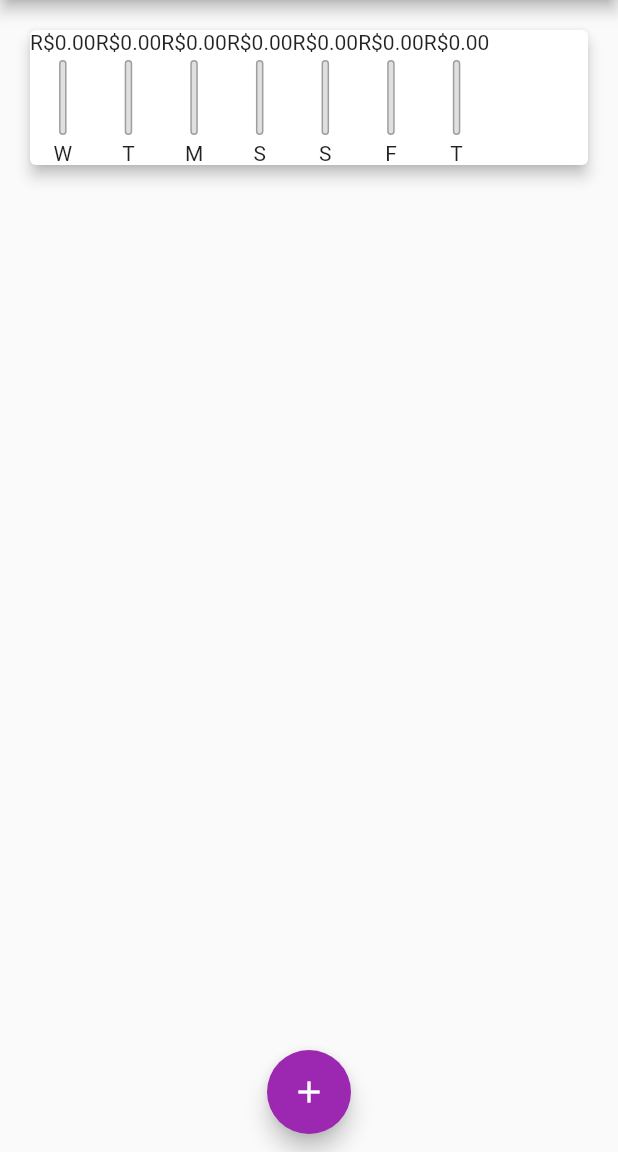
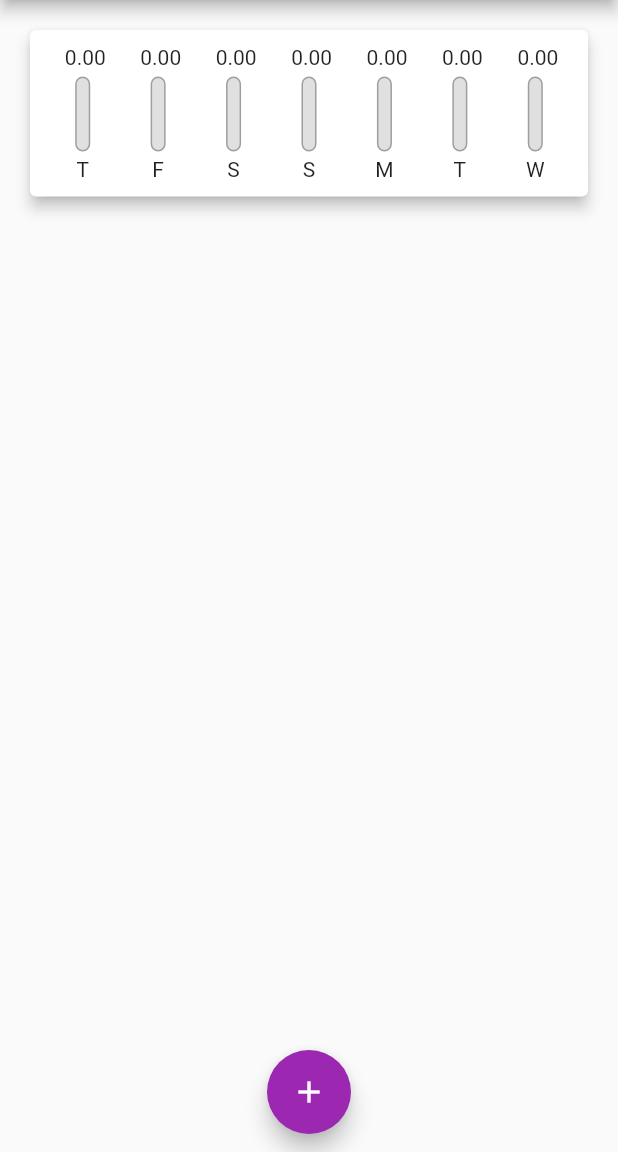
Before and after one commit to menesesdev/Despesas_Pessoais, a Flutter app: the screen it shows after launch, on a phone screen of 412 x 824 dp, the part 84-1236 px from its top. Run offline on Flutter 3.47's test engine with Material 2 defaults, Android fonts, the phone set to English and light mode, and no system bars.

Commit message:
Resolvendo bug de overflow no gráfico

```diff
--- a/lib/components/chart.dart
+++ b/lib/components/chart.dart
@@ -24,13 +24,16 @@ class Chart extends StatelessWidget {
         }
       }
 
-      return {'day': DateFormat.E().format(weekDay)[0], 'value': totalSum};
-    });
+      return {
+        'day': DateFormat.E().format(weekDay)[0],
+        'value': totalSum,
+      };
+    }).reversed.toList();
   }
 
-  double get _weekTotalValue{
-    return groupedTransactions.fold(0.0, (sum, tr){
-      return sum + (tr['value']as double);
+  double get _weekTotalValue {
+    return groupedTransactions.fold(0.0, (sum, tr) {
+      return sum += (tr['value'] as double);
     });
   }
 
@@ -39,14 +42,20 @@ class Chart extends StatelessWidget {
     return Card(
       elevation: 4,
       margin: EdgeInsets.all(20),
+      child: Padding(
+        padding: const EdgeInsets.all(10),
         child: Row(
+          mainAxisAlignment: MainAxisAlignment.spaceAround,
           children: groupedTransactions.map((tr) {
             return ChartBar(
               label: (tr['day'] as String),
               value: (tr['value'] as double),
-            percentage:(tr['value'] as double) / _weekTotalValue,
+              percentage: _weekTotalValue == 0
+                  ? 0
+                  : (tr['value'] as double) / _weekTotalValue,
             );
           }).toList(),
+        ),
       ),
     );
   }
--- a/lib/components/chart_bart.dart
+++ b/lib/components/chart_bart.dart
@@ -18,11 +18,13 @@ class ChartBar extends StatelessWidget {
   Widget build(BuildContext context) {
     return Column(
       children: <Widget>[
-        Text('R\$${value.toStringAsFixed(2)}'),
-        SizedBox(height: 4),
+        FittedBox(
+          child: Text(' ${value.toStringAsFixed(2)}'),
+        ),
+        SizedBox(height: 5),
         Container(
           height: 50,
-          width: 5,
+          width: 10,
           child: Stack(
             alignment: Alignment.bottomCenter,
             children: <Widget>[
```
Lines whose indentation alone changed are shown as unchanged.
